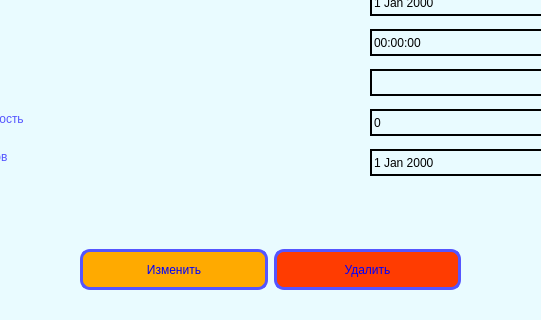
The window that edit_and_delete.ui (Mathew5555/The-Olympiad-schedule) describes before a commit, drawn with Qt 5; both pictures show x 100 to 641 and y 171 to 491 of the 793 by 491 pixel window.
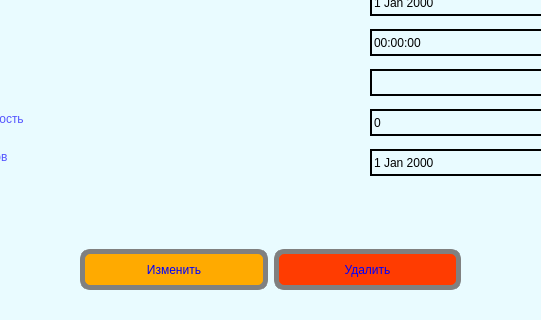
The same window after the commit.

Patch:
```diff
--- a/edit_and_delete.ui
+++ b/edit_and_delete.ui
@@ -37,12 +37,18 @@
        </size>
       </property>
       <property name="styleSheet">
-       <string notr="true">
+       <string notr="true">#edit_button {
 font: 75 10pt &quot;MS Shell Dlg 2&quot;;
 border-radius: 10px;
-border: 3px solid #5555ff;
+border: 5px solid grey;
 color: blue;
-background-color:rgb(255, 170, 0);</string>
+background-color:rgb(255, 170, 0);
+}
+
+#edit_button:hover {
+border: 5px solid #5555ff;
+}
+</string>
       </property>
       <property name="text">
        <string>Изменить</string>
@@ -58,12 +64,17 @@
        </size>
       </property>
       <property name="styleSheet">
-       <string notr="true">
+       <string notr="true">#del_button {
 font: 75 10pt &quot;MS Shell Dlg 2&quot;;
 border-radius: 10px;
-border: 3px solid #5555ff;
+border: 5px solid grey;
 color: blue;
-background-color: rgb(255, 60, 1);</string>
+background-color: rgb(255, 60, 1);
+}
+
+#del_button:hover {
+border: 5px solid #5555ff;
+}</string>
       </property>
       <property name="text">
        <string>Удалить</string>
```
